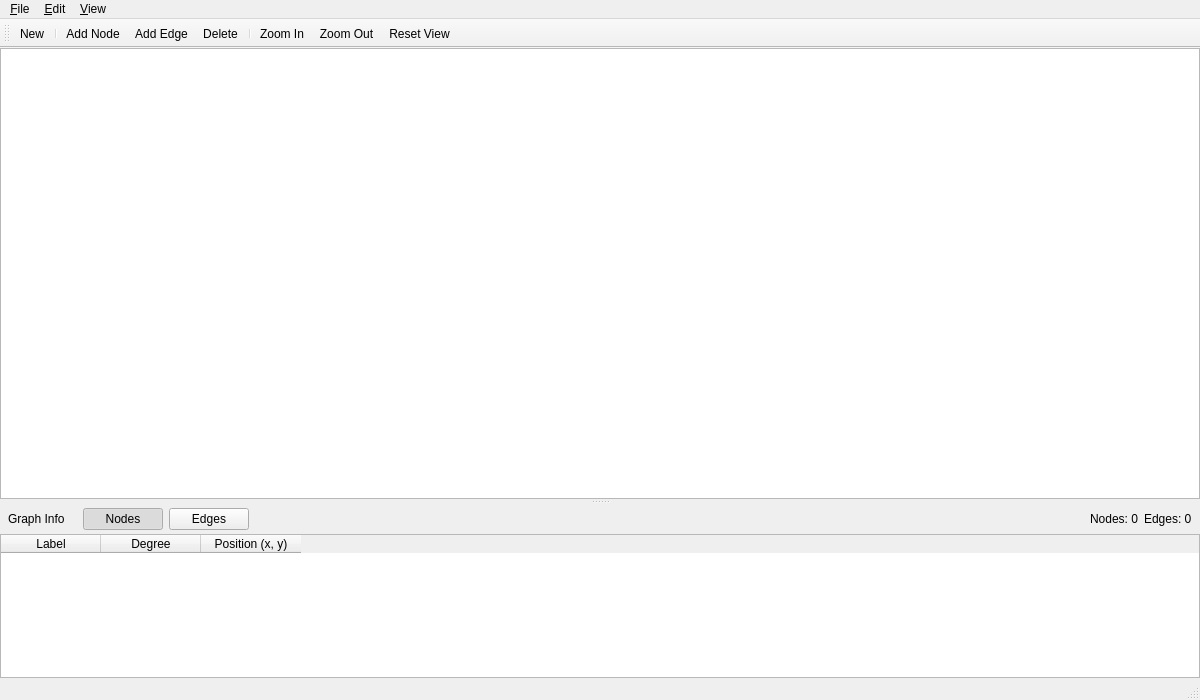
The window that src/netsim.ui (TylerLayton123/NetworkSimulator) describes before a commit, drawn with Qt 5.
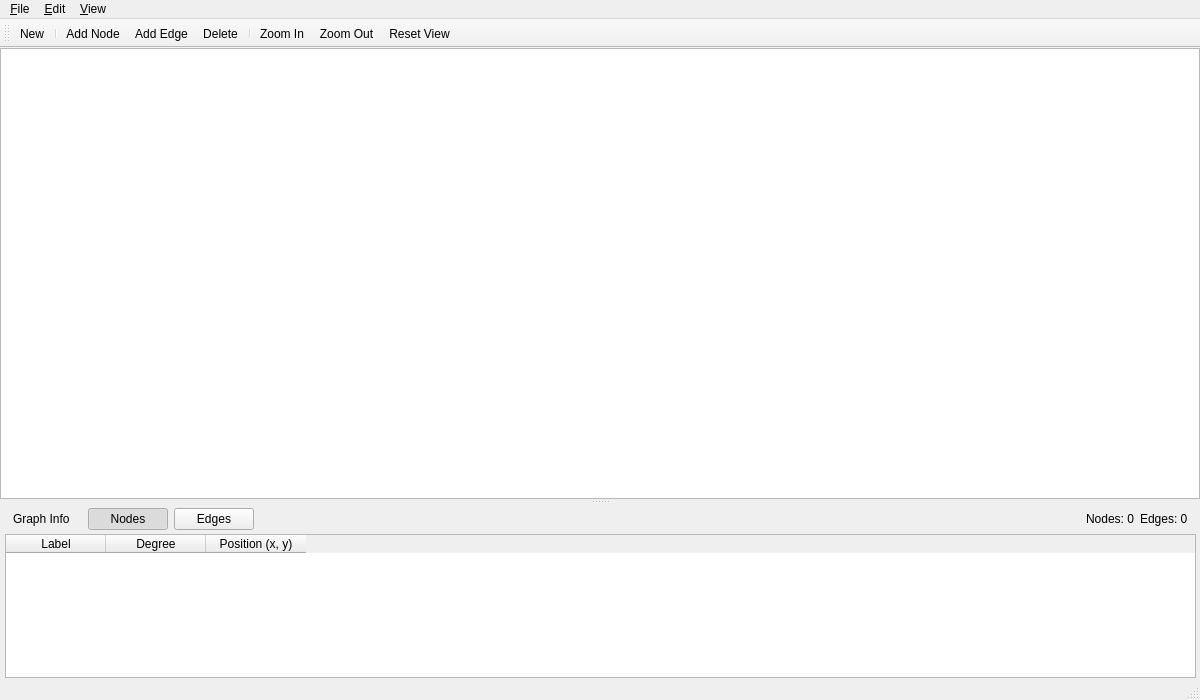
The same window after the commit.

Commit message: graph panel styling

Diff of the .ui file:
```diff
--- a/src/netsim.ui
+++ b/src/netsim.ui
@@ -62,9 +62,9 @@
         <number>80</number>
        </property>
        <layout class="QVBoxLayout" name="panelLayout">
-        <property name="leftMargin"><number>0</number></property>
+          <property name="leftMargin"><number>5</number></property>
         <property name="topMargin"><number>0</number></property>
-        <property name="rightMargin"><number>0</number></property>
+          <property name="rightMargin"><number>4</number></property>
         <property name="bottomMargin"><number>0</number></property>
         <property name="spacing">
          <number>0</number>
```
Lines whose indentation alone changed are shown as unchanged. The commit also changes 2 other files.
